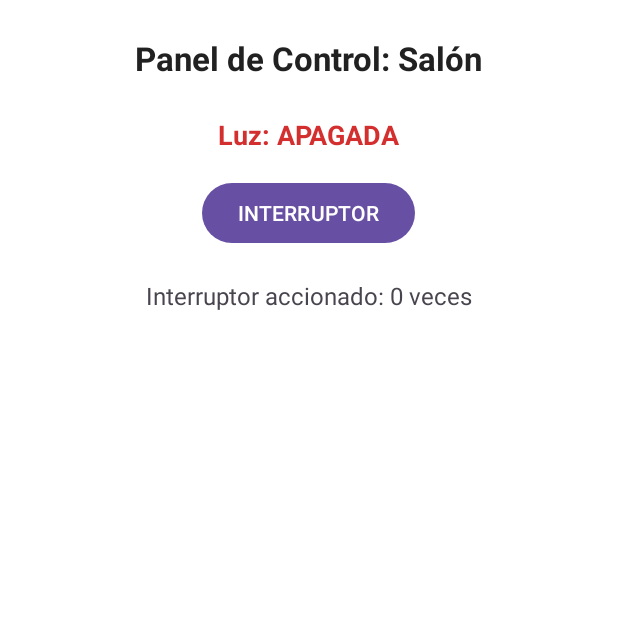
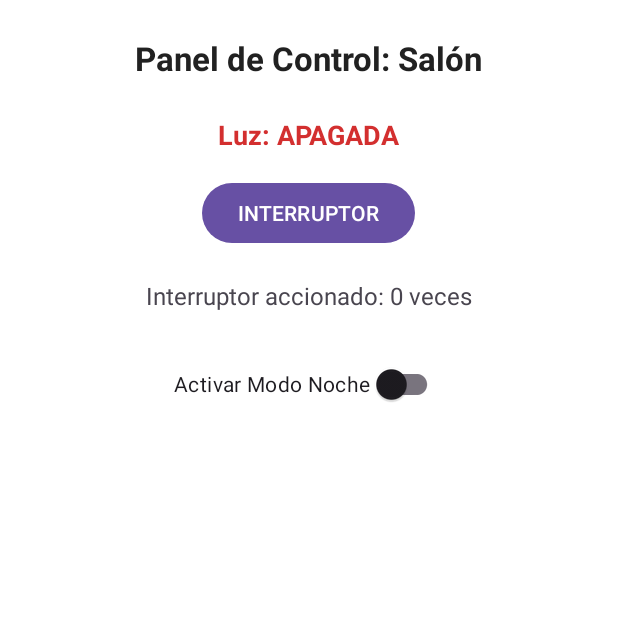
Before and after one commit to Joseba19/SmartHome-Light, an Android app: the screen it shows after launch (MainActivity), on a phone screen of 412 x 824 dp, the top half of it. Run offline under Robolectric (Android 15) with nearby library versions, the phone set to English and light mode, and no system bars.

Commit message:
feat: switch para alternar modo noche en el panel

```diff
--- a/app/src/main/java/com/example/smarthomelight/MainActivity.java
+++ b/app/src/main/java/com/example/smarthomelight/MainActivity.java
@@ -22,6 +22,8 @@ public class MainActivity extends AppCompatActivity {
     private int contadorPulsaciones = 0;
 
     // TODO RAMA feature/modo-noche: Declarar referencia a switchModoNoche
+    private androidx.appcompat.widget.SwitchCompat switchModoNoche;
+    private TextView tvTitulo;
 
     // TODO RAMA feature/boton-panico: Declarar referencia a btnPanico
 
@@ -57,6 +59,21 @@ public class MainActivity extends AppCompatActivity {
         });
 
         // TODO RAMA feature/modo-noche: Configurar listener del switch para cambiar color de fondo
+        tvTitulo = findViewById(R.id.tvTitulo);
+        switchModoNoche = findViewById(R.id.switchModoNoche);
+
+        switchModoNoche.setOnCheckedChangeListener(new android.widget.CompoundButton.OnCheckedChangeListener() {
+            @Override
+            public void onCheckedChanged(android.widget.CompoundButton buttonView, boolean isChecked) {
+                if (isChecked) {
+                    layoutRaiz.setBackgroundColor(ContextCompat.getColor(MainActivity.this, R.color.fondo_oscuro));
+                    tvTitulo.setTextColor(ContextCompat.getColor(MainActivity.this, R.color.texto_oscuro));
+                } else {
+                    layoutRaiz.setBackgroundColor(ContextCompat.getColor(MainActivity.this, R.color.fondo_claro));
+                    tvTitulo.setTextColor(ContextCompat.getColor(MainActivity.this, R.color.texto_claro));
+                }
+            }
+        });
 
         // TODO RAMA feature/boton-panico: Configurar listener del botón de pánico
     }
--- a/app/src/main/res/layout/activity_main.xml
+++ b/app/src/main/res/layout/activity_main.xml
@@ -53,6 +53,12 @@
         Insertar aquí un Switch con id 'switchModoNoche' para
         alternar el color de fondo de 'layoutRaiz'.
     -->
+    <androidx.appcompat.widget.SwitchCompat
+        android:id="@+id/switchModoNoche"
+        android:layout_width="wrap_content"
+        android:layout_height="wrap_content"
+        android:layout_marginTop="24dp"
+        android:text="@string/switch_modo_noche" />
 
     <!--
         TODO RAMA feature/boton-panico:
--- a/app/src/main/res/values/strings.xml
+++ b/app/src/main/res/values/strings.xml
@@ -5,4 +5,5 @@
     <string name="estado_luz_encendida">Luz: ENCENDIDA</string>
     <string name="btn_interruptor">INTERRUPTOR</string>
     <string name="texto_contador">Interruptor accionado: %1$d veces</string>
+    <string name="switch_modo_noche">Activar Modo Noche</string>
 </resources>
```
